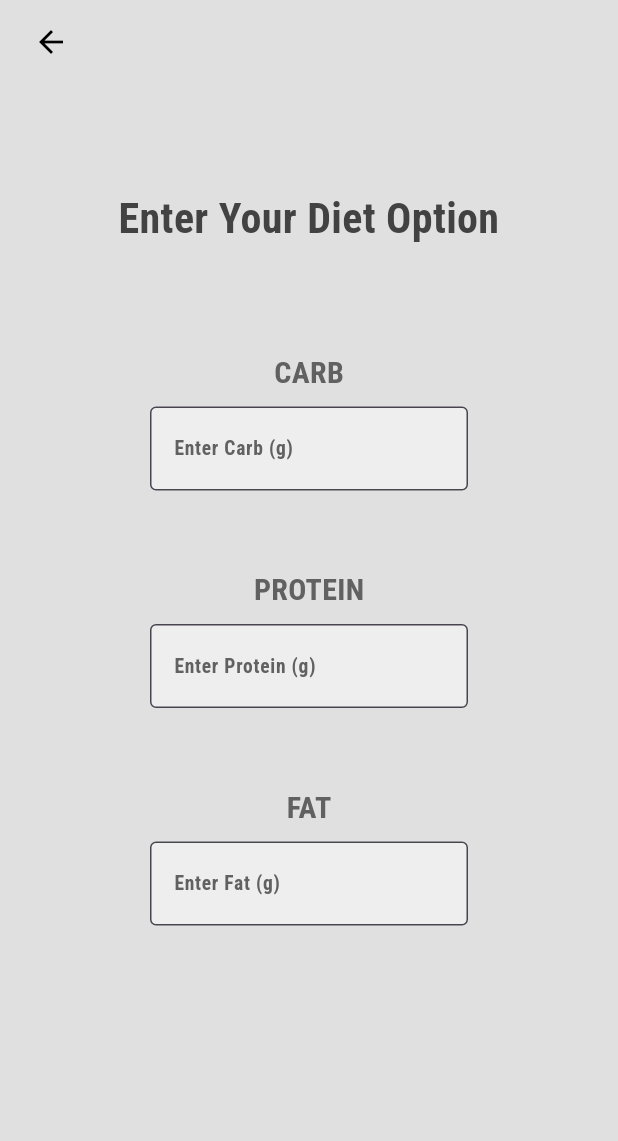
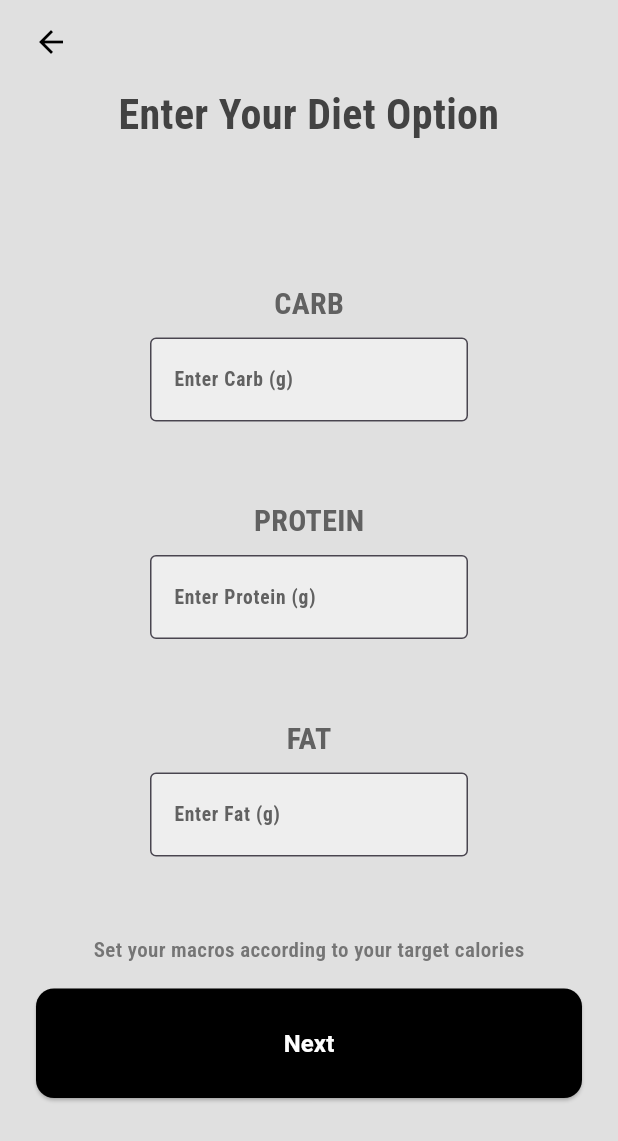
Before and after one commit to sqautboy/MyMacro, a Flutter app: the ManualPage screen opened directly, on a phone screen of 412 x 824 dp. Shown: the top 1141 px of the screen. Run offline on Flutter 3.47's test engine with Material 3 defaults, Android fonts, the phone set to English and light mode, and no system bars; our stand-ins replace google_fonts, google_nav_bar, isar, lottie, percent_indicator, table_calendar; accounts and stored records are empty; generated files the repository leaves out were written again.

Commit message:
Finish ManualPage

```diff
--- a/lib/pages/manual_page.dart
+++ b/lib/pages/manual_page.dart
@@ -1,12 +1,19 @@
-import 'package:flutter/foundation.dart';
+import 'package:diet_macro/models/isar_data.dart';
+import 'package:diet_macro/models/isar_service.dart';
+import 'package:diet_macro/pages/main_page.dart';
 import 'package:flutter/material.dart';
 import 'package:google_fonts/google_fonts.dart';
+import 'package:isar/isar.dart';
 
 class ManualPage extends StatelessWidget {
   const ManualPage({super.key});
 
   @override
   Widget build(BuildContext context) {
+    final carbController = TextEditingController();
+    final proteinController = TextEditingController();
+    final fatController = TextEditingController();
+
     return Scaffold(
       appBar: AppBar(
         backgroundColor: Colors.grey[300],
@@ -17,10 +24,10 @@ class ManualPage extends StatelessWidget {
         ),
       ),
       backgroundColor: Colors.grey[300],
-      body: Center(
-        child: Column(
+      body: Column(
+        mainAxisAlignment: MainAxisAlignment.center,
+        crossAxisAlignment: CrossAxisAlignment.center,
         children: [
-            const Spacer(),
           Text(
             'Enter Your Diet Option',
             style: GoogleFonts.robotoCondensed(
@@ -39,7 +46,7 @@ class ManualPage extends StatelessWidget {
               color: Colors.grey[700],
             ),
           ),
-            _buildInputField('Enter Carb (g)', TextEditingController()),
+          _buildInputField('Enter Carb (g)', carbController),
           const SizedBox(height: 52),
           Text(
             'PROTEIN',
@@ -49,7 +56,7 @@ class ManualPage extends StatelessWidget {
               color: Colors.grey[700],
             ),
           ),
-            _buildInputField('Enter Protein (g)', TextEditingController()),
+          _buildInputField('Enter Protein (g)', proteinController),
           const SizedBox(height: 52),
           Text(
             'FAT',
@@ -59,12 +66,60 @@ class ManualPage extends StatelessWidget {
               color: Colors.grey[700],
             ),
           ),
-            _buildInputField('Enter Fat (g)', TextEditingController()),
-            const Spacer(
-              flex: 3,
+          _buildInputField('Enter Fat (g)', fatController),
+          const SizedBox(height: 52),
+          Text(
+            'Set your macros according to your target calories',
+            style: GoogleFonts.robotoCondensed(
+              fontSize: 14,
+              fontWeight: FontWeight.w600,
+              color: Colors.grey[600],
             ),
+          ),
+          const SizedBox(height: 16),
+          Padding(
+            padding: const EdgeInsets.symmetric(horizontal: 24.0),
+            child: ElevatedButton(
+              onPressed: () async {
+                // targetData 가져오기
+                final targetData = await IsarService.isar.targetDatas.where().findFirst();
+
+                // textfield 에서 값을 읽어와 정수형으로 변환
+                targetData!
+                  ..targetCarb = int.tryParse(carbController.text) ?? 0
+                  ..targetProtein = int.tryParse(proteinController.text) ?? 0
+                  ..targetFat = int.tryParse(fatController.text) ?? 0;
+
+                await IsarService().updateTargetData(targetData);
+
+                // MainPage 이동
+                Navigator.pushReplacement(
+                    context,
+                    MaterialPageRoute(
+                      builder: (context) => const MainPage(),
+                    ));
+              },
+              style: ElevatedButton.styleFrom(
+                backgroundColor: Colors.black,
+                padding: const EdgeInsets.all(25),
+                shape: RoundedRectangleBorder(
+                  borderRadius: BorderRadius.circular(12),
+                ),
+              ),
+              child: Center(
+                child: Text(
+                  'Next',
+                  style: GoogleFonts.roboto(
+                    color: Colors.white,
+                    fontWeight: FontWeight.bold,
+                    fontSize: 16,
+                  ),
+                ),
+              ),
+            ),
+          ),
+          const Spacer(),
         ],
-        ),
       ),
     );
   }
@@ -73,6 +128,7 @@ class ManualPage extends StatelessWidget {
     return Padding(
       padding: const EdgeInsets.only(top: 8, left: 100, right: 100),
       child: TextField(
+        onTapOutside: (event) => FocusManager.instance.primaryFocus?.unfocus(),
         controller: controller,
         decoration: InputDecoration(
           labelText: label,
```
Lines whose indentation alone changed are shown as unchanged.
